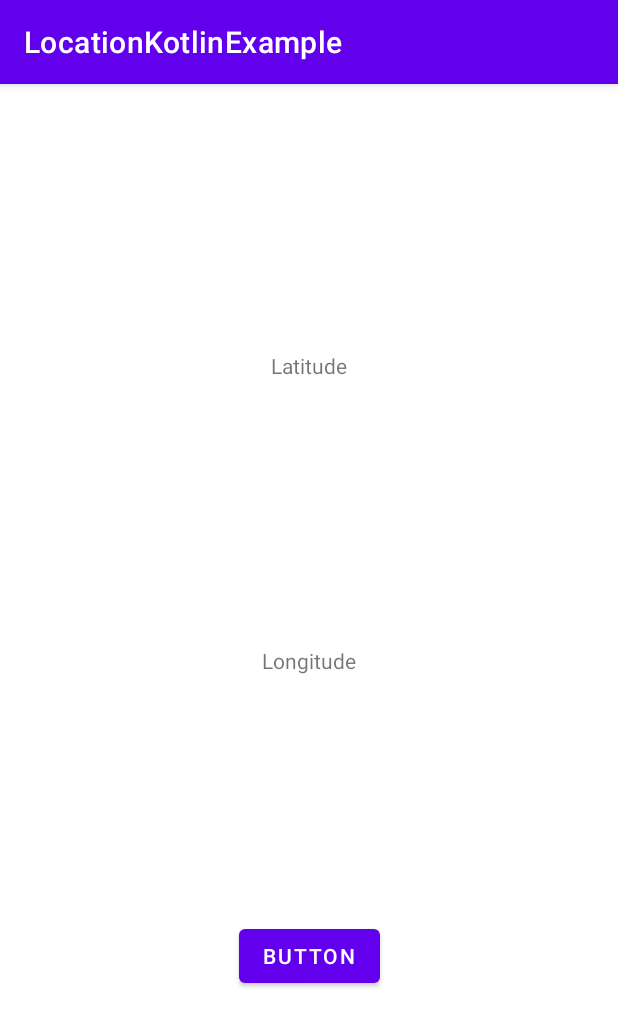
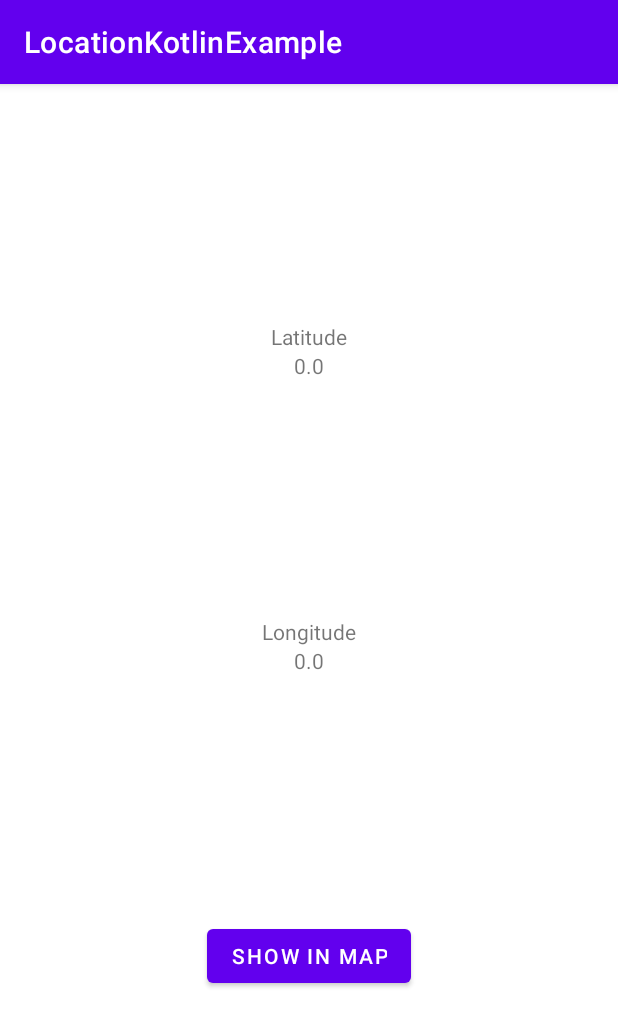
Before and after one commit to josrangel/LocationKotlinExample, an Android app: the screen it shows after launch (MainActivity), on a phone screen of 412 x 824 dp. Shown: the top 1027 px of the screen. Run offline under Robolectric (Android 15) with nearby library versions, the phone set to English and light mode, and no system bars.

Commit message:
- update ui for activity_main

```diff
--- a/app/src/main/res/layout/activity_main.xml
+++ b/app/src/main/res/layout/activity_main.xml
@@ -7,20 +7,38 @@
     tools:context=".MainActivity">
 
     <TextView
+        android:id="@+id/textView3"
+        android:layout_width="wrap_content"
+        android:layout_height="wrap_content"
+        android:text="@string/latitude"
+        app:layout_constraintBottom_toTopOf="@+id/tvLatitude"
+        app:layout_constraintEnd_toEndOf="parent"
+        app:layout_constraintStart_toStartOf="parent" />
+
+    <TextView
         android:id="@+id/tvLatitude"
         android:layout_width="wrap_content"
         android:layout_height="wrap_content"
-        android:text="@string/latitude"
+        android:text="0.0"
         app:layout_constraintBottom_toTopOf="@+id/tvLongitude"
         app:layout_constraintLeft_toLeftOf="parent"
         app:layout_constraintRight_toRightOf="parent"
         app:layout_constraintTop_toTopOf="parent" />
 
     <TextView
+        android:id="@+id/textView4"
+        android:layout_width="wrap_content"
+        android:layout_height="wrap_content"
+        android:text="@string/longitude"
+        app:layout_constraintBottom_toTopOf="@+id/tvLongitude"
+        app:layout_constraintEnd_toEndOf="parent"
+        app:layout_constraintStart_toStartOf="parent" />
+
+    <TextView
         android:id="@+id/tvLongitude"
         android:layout_width="wrap_content"
         android:layout_height="wrap_content"
-        android:text="@string/longitude"
+        android:text="0.0"
         app:layout_constraintBottom_toBottomOf="parent"
         app:layout_constraintEnd_toEndOf="parent"
         app:layout_constraintStart_toStartOf="parent"
@@ -30,11 +48,11 @@
         android:id="@+id/button"
         android:layout_width="wrap_content"
         android:layout_height="wrap_content"
-        android:text="Button"
+        android:text="@string/txt_show_map"
         app:layout_constraintBottom_toBottomOf="parent"
         app:layout_constraintEnd_toEndOf="parent"
         app:layout_constraintStart_toStartOf="parent"
         app:layout_constraintTop_toBottomOf="@+id/tvLongitude"
-        android:onClick="getLocation" />
+        android:onClick="showMap" />
 
 </androidx.constraintlayout.widget.ConstraintLayout>
```
